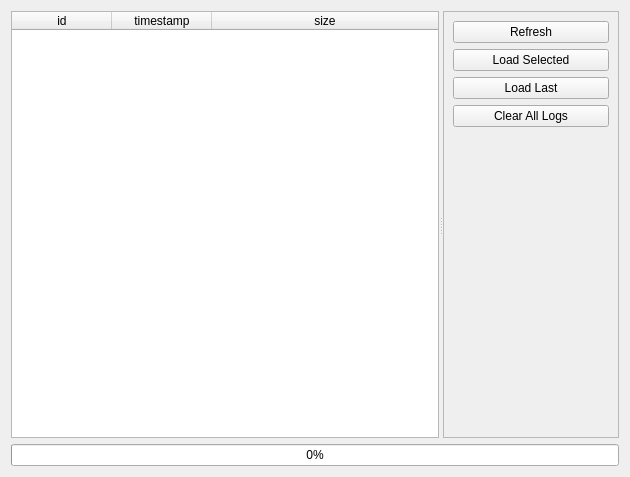
Before: the Qt Designer form logswindow.ui in Enem-20/CGS, drawn with Qt 5.
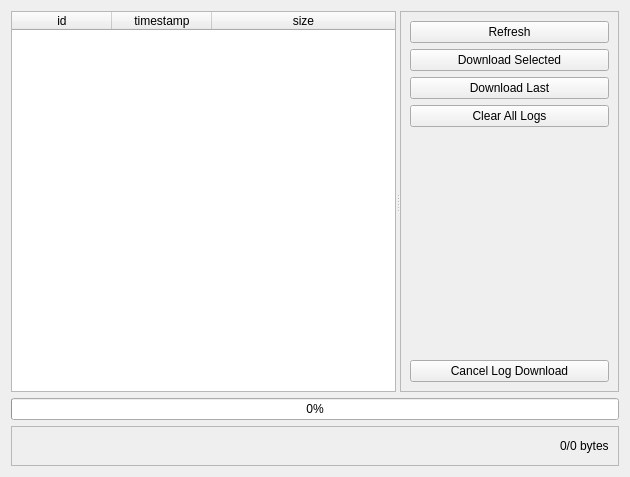
After: the same form once the commit is applied.

The edit to the form file:
```diff
--- a/logswindow.ui
+++ b/logswindow.ui
@@ -13,8 +13,8 @@
   <property name="windowTitle">
    <string>Form</string>
   </property>
-  <layout class="QGridLayout" name="gridLayout">
-   <item row="0" column="0" rowspan="2" colspan="2">
+  <layout class="QVBoxLayout" name="verticalLayout_2">
+   <item>
     <widget class="QSplitter" name="splitter">
      <property name="orientation">
       <enum>Qt::Orientation::Horizontal</enum>
@@ -72,14 +72,14 @@
        <item>
         <widget class="QPushButton" name="pushButton_2">
          <property name="text">
-          <string>Load Selected</string>
+          <string>Download Selected</string>
          </property>
         </widget>
        </item>
        <item>
         <widget class="QPushButton" name="pushButton_3">
          <property name="text">
-          <string>Load Last</string>
+          <string>Download Last</string>
          </property>
         </widget>
        </item>
@@ -103,17 +103,56 @@
          </property>
         </spacer>
        </item>
+       <item>
+        <widget class="QPushButton" name="pushButton_5">
+         <property name="text">
+          <string>Cancel Log Download</string>
+         </property>
+        </widget>
+       </item>
       </layout>
      </widget>
     </widget>
    </item>
-   <item row="2" column="0" colspan="2">
+   <item>
     <widget class="QProgressBar" name="progressBar">
      <property name="value">
       <number>0</number>
      </property>
     </widget>
    </item>
+   <item>
+    <widget class="QFrame" name="frame_2">
+     <property name="frameShape">
+      <enum>QFrame::Shape::StyledPanel</enum>
+     </property>
+     <property name="frameShadow">
+      <enum>QFrame::Shadow::Raised</enum>
+     </property>
+     <layout class="QHBoxLayout" name="horizontalLayout">
+      <item>
+       <spacer name="horizontalSpacer">
+        <property name="orientation">
+         <enum>Qt::Orientation::Horizontal</enum>
+        </property>
+        <property name="sizeHint" stdset="0">
+         <size>
+          <width>40</width>
+          <height>20</height>
+         </size>
+        </property>
+       </spacer>
+      </item>
+      <item>
+       <widget class="QLabel" name="recievedBytes">
+        <property name="text">
+         <string>0/0 bytes</string>
+        </property>
+       </widget>
+      </item>
+     </layout>
+    </widget>
+   </item>
   </layout>
  </widget>
  <resources/>
```
